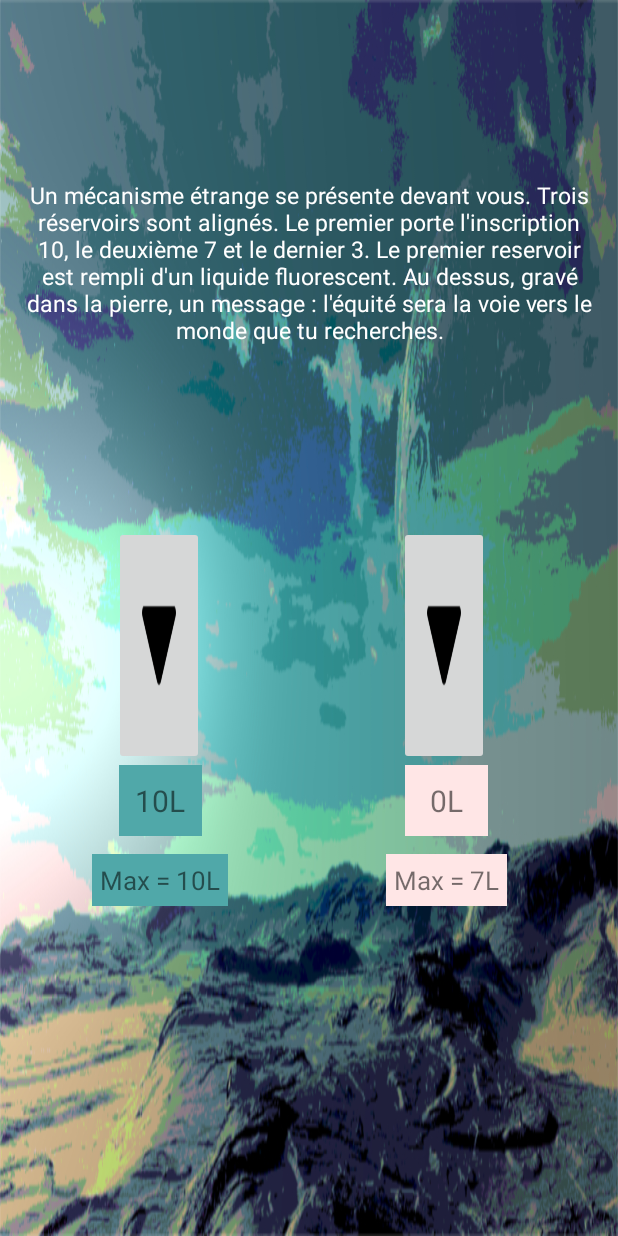
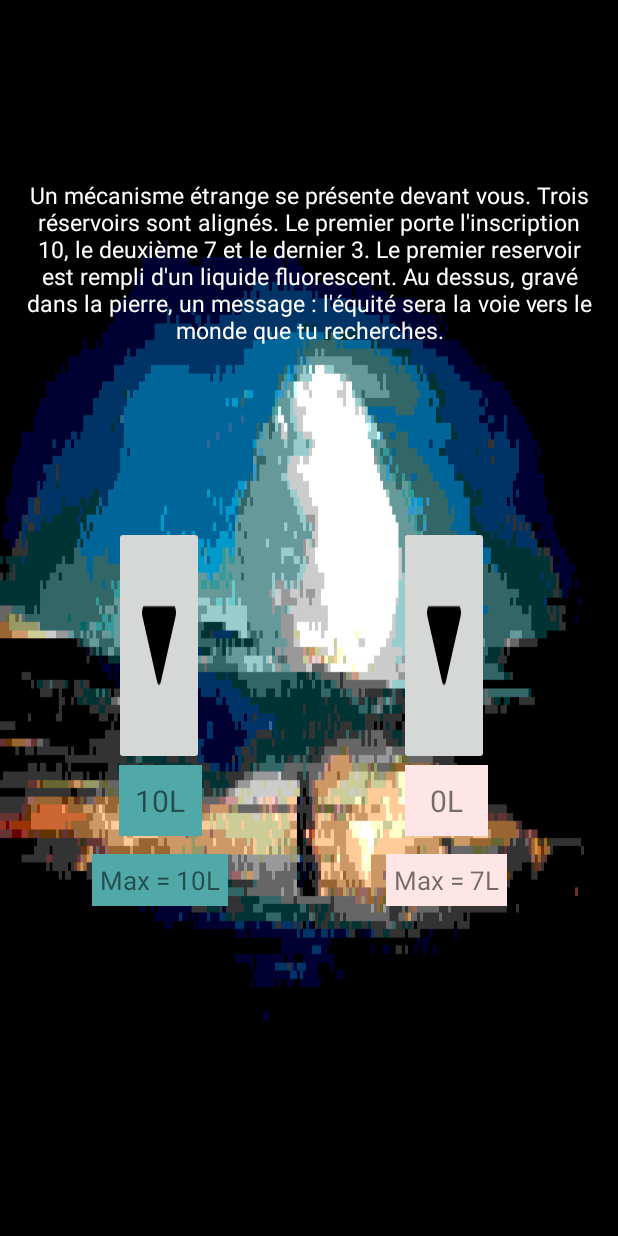
Before and after one commit to finalKickOfTheDeath/NovusMens, an Android app: the layout activity_enigme_jarres.xml on its own in the app's theme, with its tools: preview values and no code run, on a phone screen of 412 x 824 dp. Run offline under Robolectric (Android 15) with nearby library versions, the phone set to English and light mode, and no system bars.

```diff
--- a/app/src/main/java/database/ItemDAO.java
+++ b/app/src/main/java/database/ItemDAO.java
@@ -4,7 +4,8 @@ import android.content.ContentValues;
 import android.content.Context;
 import android.util.Log;
 
-import com.math.test_2.personnage.Item;
+import personnage.Item;
+
 
 /**
  * Created by Math on 22/03/2017.
--- a/app/src/main/java/database/PossedeItemDAO.java
+++ b/app/src/main/java/database/PossedeItemDAO.java
@@ -5,9 +5,11 @@ import android.content.Context;
 import android.database.Cursor;
 import android.util.Log;
 
-import com.math.test_2.personnage.Item;
+
 
 import java.util.ArrayList;
+
+import personnage.Item;
 
 /**
  * Created by Math on 22/03/2017.
--- a/app/src/main/java/database/PossedePointDAO.java
+++ b/app/src/main/java/database/PossedePointDAO.java
@@ -5,9 +5,11 @@ import android.content.Context;
 import android.database.Cursor;
 import android.util.Log;
 
-import com.math.test_2.niveau.Point;
+
 
 import java.util.ArrayList;
+
+import niveau.Point;
 
 /**
  * Created by Math on 22/03/2017.
--- a/app/src/main/res/layout/activity_enigme_jarres.xml
+++ b/app/src/main/res/layout/activity_enigme_jarres.xml
@@ -7,8 +7,8 @@
     android:paddingLeft="16dp"
     android:paddingRight="16dp"
     android:weightSum="1"
-    android:background="@drawable/backgroundl1"
-    android:orientation="vertical">
+    android:background="@drawable/bombe_h"
+    android:orientation="vertical"> <!--"@drawable/backgroundl1"-->
 
 
     <TextView
--- a/app/src/main/res/layout/activity_enigme_ordi.xml
+++ b/app/src/main/res/layout/activity_enigme_ordi.xml
@@ -4,7 +4,7 @@
     xmlns:tools="http://schemas.android.com/tools"
     android:orientation="vertical" android:layout_width="match_parent"
     android:layout_height="match_parent"
-    android:background="@drawable/relai_satellite"
+    android:background="@drawable/numerique_rain"
     android:weightSum="1">
 
     <ProgressBar
```
Also changed, not shown: app/src/main/java/com/math/novusmens_git/menu/Menu.java (+7 -0 lines), app/src/main/java/com/math/novusmens_git/menu/NarrationActivity.java (+8 -2 lines), app/src/main/res/drawable/arbre_fin.jpg (added), app/src/main/res/drawable/boites.jpg (added), app/src/main/res/drawable/bombe_h.jpg (added), app/src/main/res/drawable/dimensions.jpg (added), app/src/main/res/drawable/limbes.jpg (added), app/src/main/res/drawable/numerique_rain.jpg (added), app/src/main/res/drawable/sable.JPG (added), app/src/main/res/drawable/spirale_numerique.jpg (added), app/src/main/res/drawable/vers_lumiere.png (added), 1 other file.
